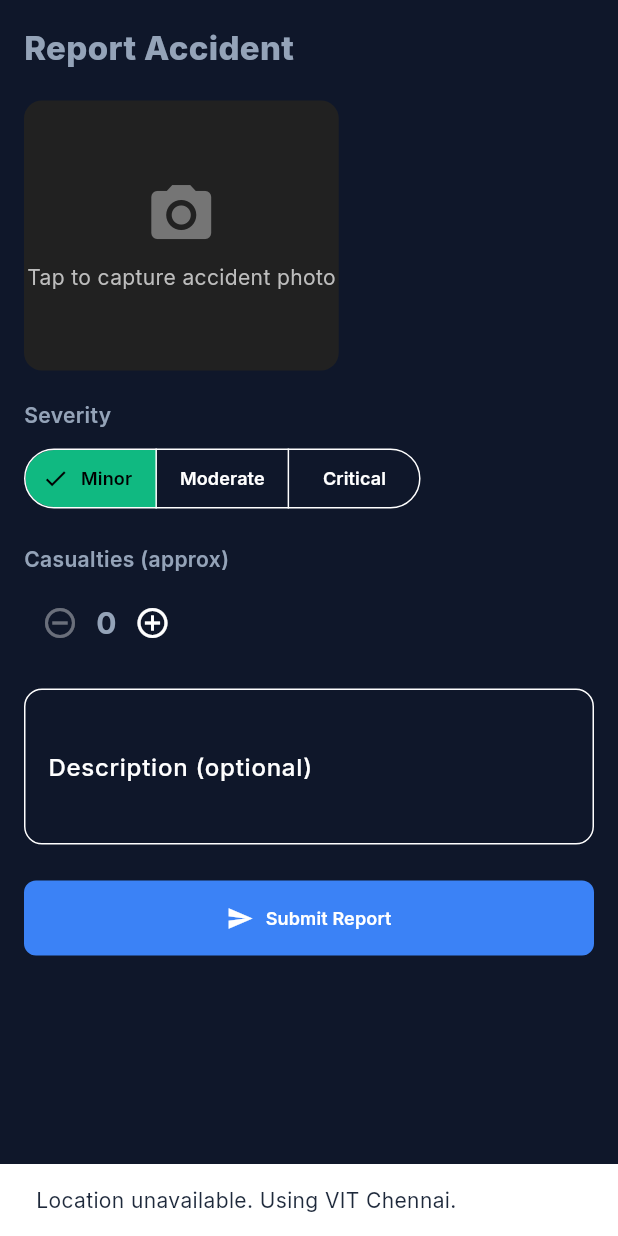
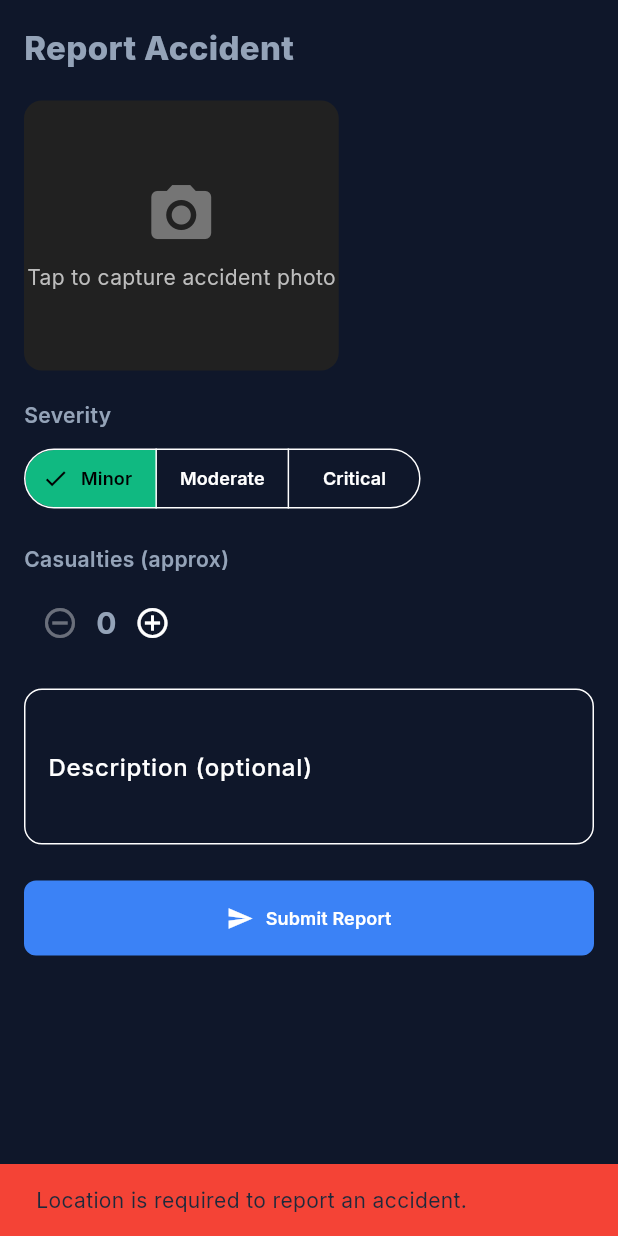
Before and after one commit to Ezhil948/RoadSOS, a Flutter app: the AccidentReportScreen widget shown alone on an empty page, opened directly, after a tap on "Submit Report", after a tap on "Minor", on a phone screen of 412 x 824 dp. Run offline on Flutter 3.47's test engine with Material 3 defaults, Android fonts, the phone set to English and light mode, and no system bars; our stand-ins replace audioplayers, connectivity_plus, dio, fl_chart, flutter_map, flutter_riverpod and 9 more; accounts and stored records are empty.

```diff
--- a/flutter_app/lib/screens/accident_report_screen.dart
+++ b/flutter_app/lib/screens/accident_report_screen.dart
@@ -60,15 +60,21 @@ class _AccidentReportScreenState extends State<AccidentReportScreen> {
     if (loc.currentPosition == null) {
       ScaffoldMessenger.of(context).showSnackBar(
         const SnackBar(content: Text('Getting your location...')));
-      await loc.getCurrentLocation();
+      bool granted = await loc.requestPermission();
+      if (granted) {
+        await loc.getCurrentLocation();
+      }
       if (loc.currentPosition == null) {
-        ScaffoldMessenger.of(context).showSnackBar(
-          const SnackBar(content: Text('Location unavailable. Using VIT Chennai.')));
+        if (mounted) {
+          ScaffoldMessenger.of(context).showSnackBar(
+            const SnackBar(content: Text('Location is required to report an accident.'), backgroundColor: Colors.red));
+        }
+        return;
       }
     }
 
-    final lat = loc.currentPosition?.latitude ?? 12.8406;
-    final lng = loc.currentPosition?.longitude ?? 80.1534;
+    final lat = loc.currentPosition!.latitude;
+    final lng = loc.currentPosition!.longitude;
 
     setState(() => _submitting = true);
     final api = context.read<ApiService>();
--- a/flutter_app/lib/services/location_service.dart
+++ b/flutter_app/lib/services/location_service.dart
@@ -54,12 +54,11 @@ class LocationService extends ChangeNotifier {
       notifyListeners();
       return _currentPosition;
     } catch (e) {
-      // Fallback to last known position for offline
-      _currentPosition = await Geolocator.getLastKnownPosition();
-      _error = 'Using last known location';
+      _currentPosition = null;
+      _error = 'Could not get live location';
       _isLoading = false;
       notifyListeners();
-      return _currentPosition;
+      return null;
     }
   }
 
--- a/officer_mobile_app/lib/features/auth/login_screen.dart
+++ b/officer_mobile_app/lib/features/auth/login_screen.dart
@@ -98,7 +98,7 @@ class _LoginScreenState extends State<LoginScreen>
 
     try {
       final response = await http.post(
-        Uri.parse('${ApiEndpoints.baseUrl}/api/v1/auth/login'),
+        Uri.parse('${ApiEndpoints.baseUrl}/auth/login'),
         headers: {'Content-Type': 'application/json'},
         body: jsonEncode({
           'badge_number': _badgeController.text.trim(),
@@ -346,7 +346,7 @@ class _LoginScreenState extends State<LoginScreen>
                                   controller: _badgeController,
                                   hint: 'Enter badge number',
                                   icon: Icons.badge_rounded,
-                                  keyboardType: TextInputType.number,
+                                  keyboardType: TextInputType.text,
                                 ),
 
                                 const SizedBox(height: 20),
--- a/officer_mobile_app/lib/features/notifications/notifications_screen.dart
+++ b/officer_mobile_app/lib/features/notifications/notifications_screen.dart
@@ -31,7 +31,7 @@ class _NotificationsScreenState extends ConsumerState<NotificationsScreen> {
   Future<void> _fetchLogs() async {
     try {
       final dio = ref.read(dioProvider);
-      final res = await dio.get('${ApiEndpoints.baseUrl}/api/v1/logs/recent');
+      final res = await dio.get('${ApiEndpoints.baseUrl}/logs/recent');
       final List logs = res.data['logs'] ?? [];
 
       setState(() {
```
Also changed, not shown: flutter_app/lib/widgets/sos_button.dart (+20 -4 lines), officer_mobile_app/lib/features/dispatch/dispatch_provider.dart (+5 -4 lines), officer_mobile_app/lib/features/dispatch/navigation_screen.dart (+5 -5 lines), officer_mobile_app/lib/features/home/home_screen.dart (+21 -2 lines), officer_mobile_app/lib/features/map/main_map_screen.dart (+5 -3 lines), 2 other files.
